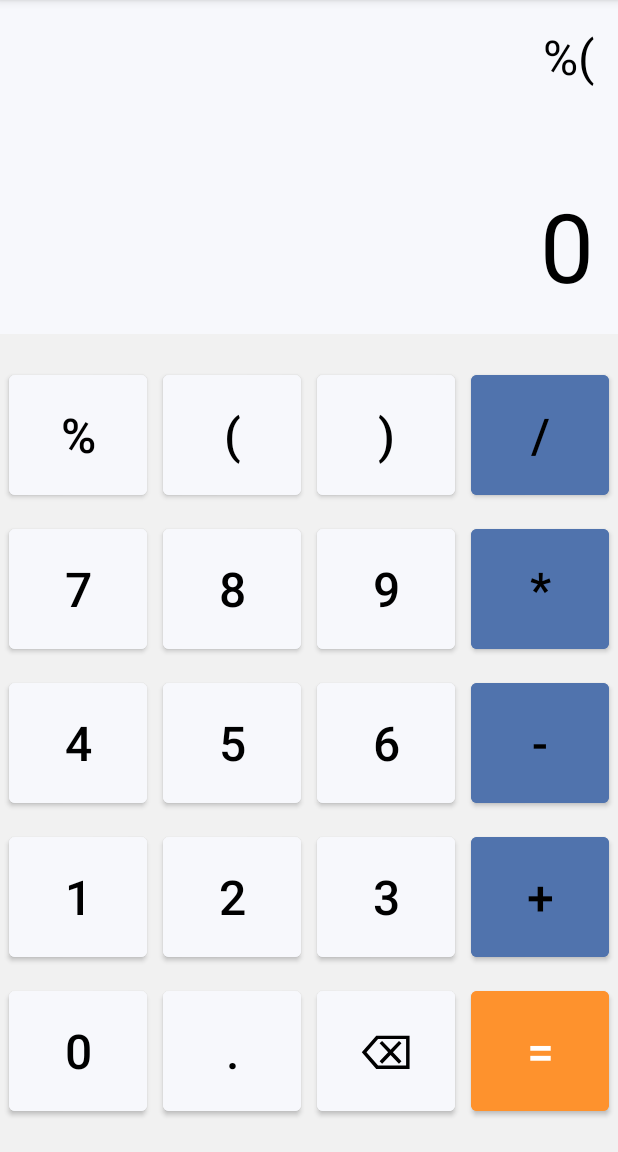
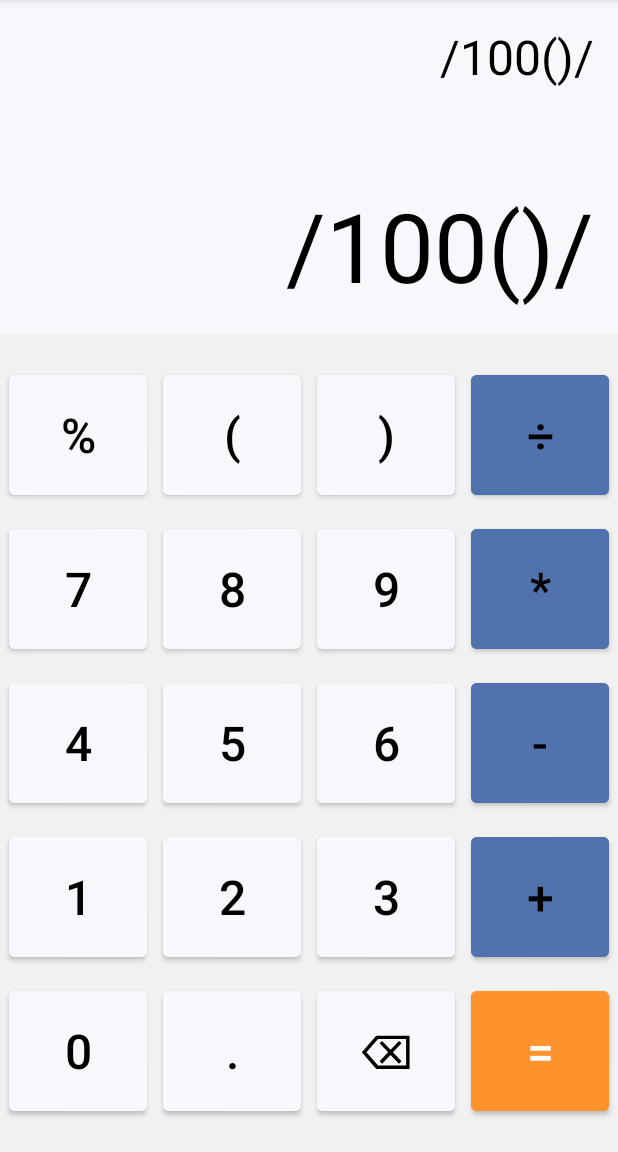
Before and after one commit to florencioMath/University-ADS-Calculadora2, an Android app: the screen it shows after launch (MainActivity), in the options menu, after a tap on "Histórico", on a phone screen of 412 x 824 dp, the part 84-1236 px from its top. Run offline under Robolectric (Android 15) with nearby library versions, the phone set to English and light mode, and no system bars.

Commit message:
fix: Solução para a operação de porcentagem e troca do símbolo de divisão

```diff
--- a/app/src/main/java/br/com/mfds/calculadora_ads/MainActivity.java
+++ b/app/src/main/java/br/com/mfds/calculadora_ads/MainActivity.java
@@ -61,6 +61,9 @@ public class MainActivity extends AppCompatActivity implements View.OnClickListe
         String buttonText = button.getText().toString();
         String dataToCalculate = solutionTv.getText().toString();
 
+        buttonText = buttonText.replace("%", "/100");
+        buttonText = buttonText.replace("÷", "/");
+
         if(buttonText.equals("AC")){
             solutionTv.setText("");
             resultTv.setText("0");
--- a/app/src/main/res/layout/activity_main.xml
+++ b/app/src/main/res/layout/activity_main.xml
@@ -89,7 +89,7 @@
                 android:textColor="@color/black"
                 android:backgroundTint="@color/operatorsBlue"
                 android:id="@+id/button_divide"
-                android:text="/" />
+                android:text="÷" />
 
         </LinearLayout>
         <LinearLayout
```
